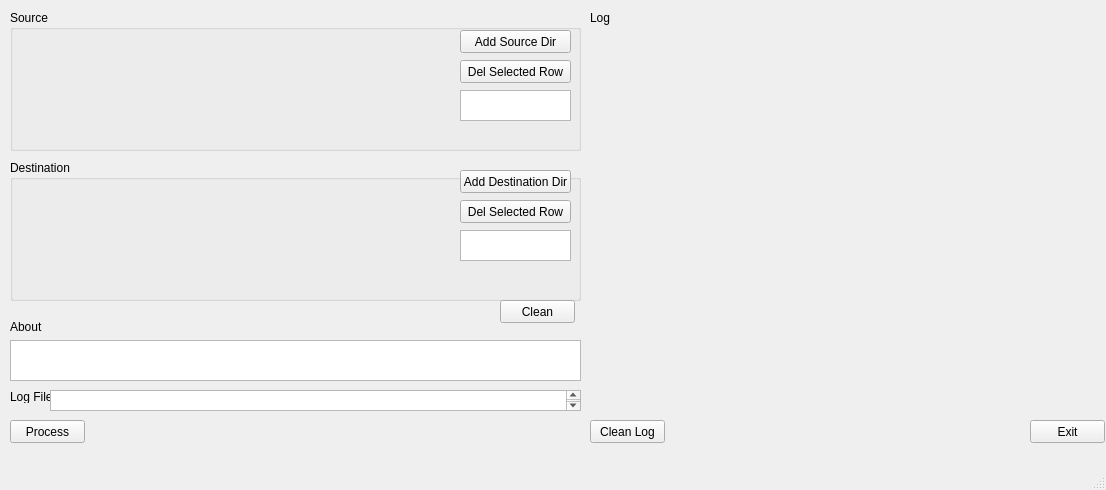
cratzerdigitalreef/CopyFiles, file iu/copyfiles_main_wdw.ui: the form before one commit.
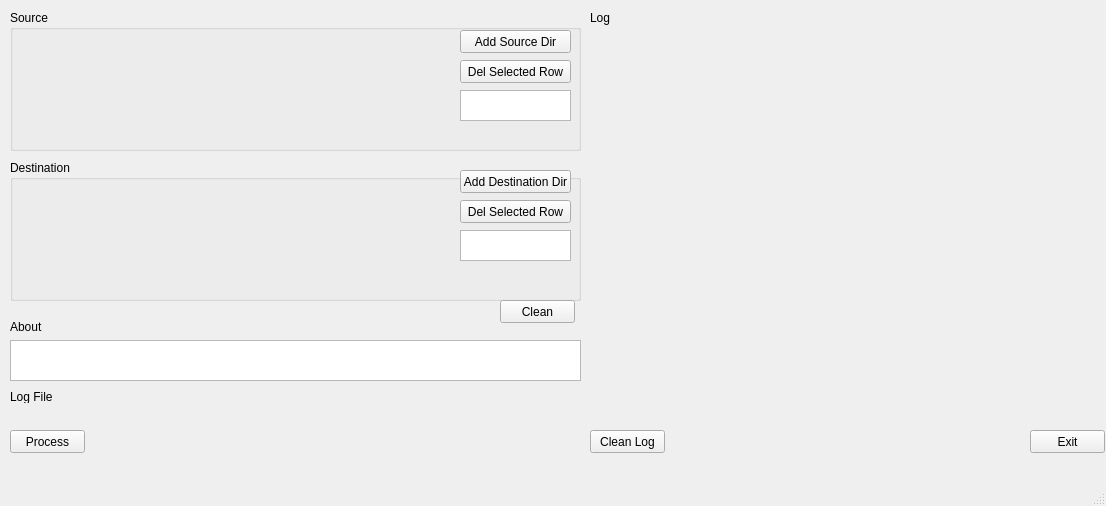
The form after the commit.

```diff
--- a/iu/copyfiles_main_wdw.ui
+++ b/iu/copyfiles_main_wdw.ui
@@ -7,7 +7,7 @@
     <x>0</x>
     <y>0</y>
     <width>1106</width>
-    <height>490</height>
+    <height>506</height>
    </rect>
   </property>
   <property name="windowTitle">
@@ -18,7 +18,7 @@
     <property name="geometry">
      <rect>
       <x>10</x>
-      <y>420</y>
+      <y>430</y>
       <width>75</width>
       <height>23</height>
      </rect>
@@ -57,7 +57,7 @@
     <property name="geometry">
      <rect>
       <x>1030</x>
-      <y>420</y>
+      <y>430</y>
       <width>75</width>
       <height>23</height>
      </rect>
@@ -219,7 +219,7 @@
     <property name="geometry">
      <rect>
       <x>590</x>
-      <y>420</y>
+      <y>430</y>
       <width>75</width>
       <height>23</height>
      </rect>
@@ -234,7 +234,7 @@
       <x>590</x>
       <y>30</y>
       <width>511</width>
-      <height>381</height>
+      <height>391</height>
      </rect>
     </property>
     <layout class="QVBoxLayout" name="verticalLayoutLog"/>
@@ -252,15 +252,16 @@
      <string>Log File</string>
     </property>
    </widget>
-   <widget class="QTextEdit" name="txtLogFile">
+   <widget class="QWidget" name="verticalLayoutWidget_4">
     <property name="geometry">
      <rect>
       <x>50</x>
       <y>390</y>
       <width>531</width>
-      <height>21</height>
+      <height>31</height>
      </rect>
     </property>
+    <layout class="QVBoxLayout" name="verticalLayoutLogFile"/>
    </widget>
   </widget>
   <widget class="QMenuBar" name="menubar">
```
